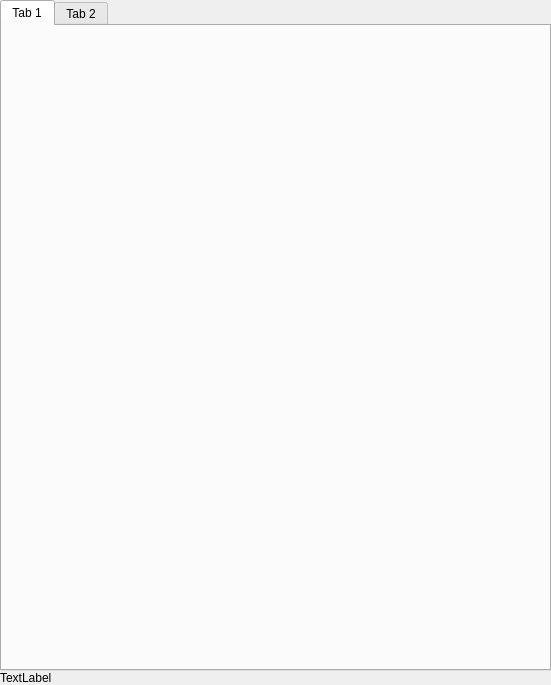
First picture: the form in Resources/combo.ui, repository mlampert/Machinekit-Workbench, before the edit.
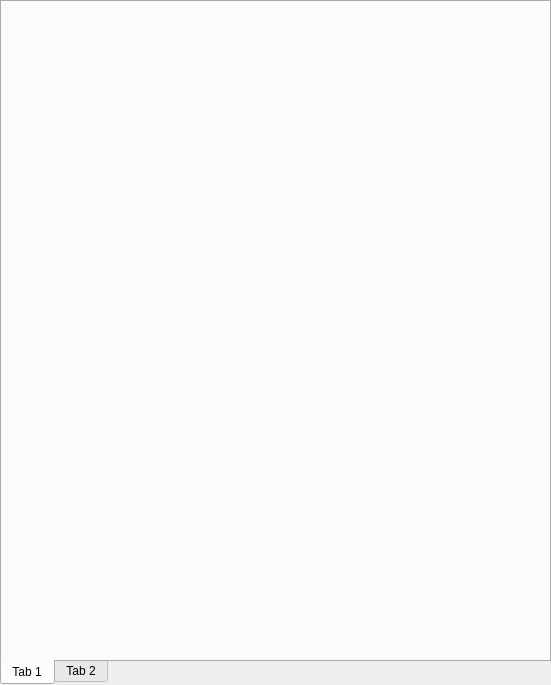
Second picture: the form after the edit.

Commit message: Make sure a combo view for a MK instance gets only instantiated once.

What changed in the file:
```diff
--- a/Resources/combo.ui
+++ b/Resources/combo.ui
@@ -38,6 +38,9 @@
     </property>
     <item>
      <widget class="QTabWidget" name="tabWidget">
+      <property name="tabPosition">
+       <enum>QTabWidget::South</enum>
+      </property>
       <property name="currentIndex">
        <number>0</number>
       </property>
@@ -53,13 +56,6 @@
       </widget>
      </widget>
     </item>
-    <item>
-     <widget class="QLabel" name="status">
-      <property name="text">
-       <string>TextLabel</string>
-      </property>
-     </widget>
-    </item>
    </layout>
   </widget>
  </widget>
```
The commit also changes 4 other files.
